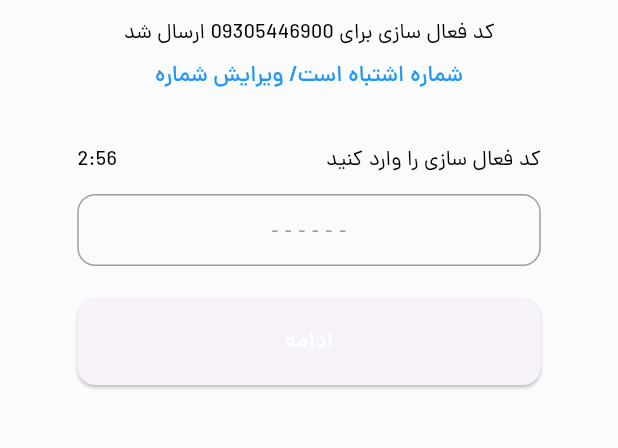
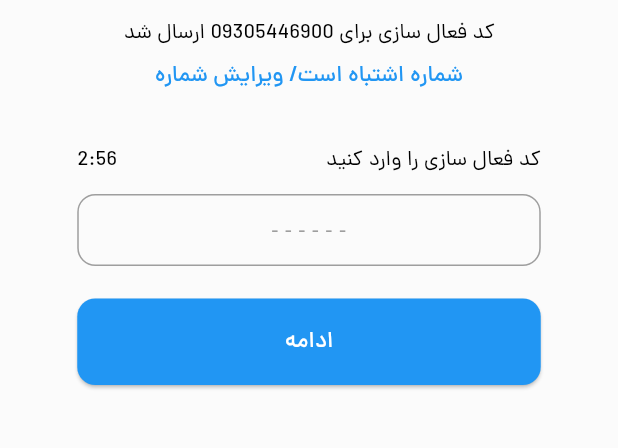
Before and after one commit to MasoudMaghsodi/watch_store, a Flutter app: the GetOtpScreen screen opened by its route, on a phone screen of 412 x 824 dp, the part 516-964 px from its top. Run offline on Flutter 3.47's test engine with Material 3 defaults, Android fonts, the phone set to English and light mode, and no system bars; our stand-ins replace flutter_svg.

Commit message:
some changes and add btm

```diff
--- a/lib/components/button_style.dart
+++ b/lib/components/button_style.dart
@@ -1,16 +1,10 @@
 import 'package:flutter/material.dart';
 import 'package:watch_store/res/dimens.dart';
 
-class AppButtonStyle {
-  AppButtonStyle._();
+class AppButtonStyles {
+  AppButtonStyles._();
 
   static ButtonStyle mainButtonStyle = ButtonStyle(
-    shape: WidgetStatePropertyAll(
-      RoundedRectangleBorder(
-        borderRadius: BorderRadius.circular(
-          AppDimens.medium,
-        ),
-      ),
-    ),
-  );
+      shape: WidgetStatePropertyAll(RoundedRectangleBorder(
+          borderRadius: BorderRadius.circular(AppDimens.medium))));
 }
--- a/lib/components/text_style.dart
+++ b/lib/components/text_style.dart
@@ -2,34 +2,83 @@ import 'package:flutter/material.dart';
 import 'package:watch_store/gen/fonts.gen.dart';
 import 'package:watch_store/res/colors.dart';
 
-class LightAppTextStyle {
-  LightAppTextStyle._();
+class AppTextStyles {
+  AppTextStyles._();
+
   static const TextStyle title = TextStyle(
+      fontFamily: FontFamily.dana, fontSize: 14, color: AppColors.title);
+  static const TextStyle selectedTab = TextStyle(
+      fontFamily: FontFamily.dana, fontSize: 14, color: AppColors.title);
+
+  static TextStyle unSelectedTab = TextStyle(
       fontFamily: FontFamily.dana,
       fontSize: 14,
+      color: AppColors.title.withAlpha(125));
+
+  static const TextStyle tagTitle =
+      TextStyle(fontFamily: FontFamily.dana, fontSize: 14, color: Colors.white);
+
+  static const TextStyle productTitle = TextStyle(
+      fontFamily: FontFamily.dana,
+      fontSize: 16,
       color: AppColors.title,
-  );
+      fontWeight: FontWeight.normal);
+
+  static TextStyle caption = TextStyle(
+      fontFamily: FontFamily.dana,
+      fontSize: 13,
+      color: AppColors.title.withAlpha(150),
+      fontWeight: FontWeight.normal);
+
   static const TextStyle hint = TextStyle(
+      fontFamily: FontFamily.dana, fontSize: 14, color: AppColors.hint);
+
+  static const TextStyle btmNavActive = TextStyle(
       fontFamily: FontFamily.dana,
-    fontSize: 14,
-    color: AppColors.hint,
-  );
+      fontSize: 12,
+      color: AppColors.btmNavActiveItem);
+
+  static const TextStyle btmNavInActive = TextStyle(
+      fontFamily: FontFamily.dana,
+      fontSize: 12,
+      color: AppColors.btmNavInActiveItem);
+
   static const TextStyle avatarText = TextStyle(
       fontFamily: FontFamily.dana,
       fontSize: 11,
       color: AppColors.title,
+      fontWeight: FontWeight.w400);
+
+  static const TextStyle oldPriceStyle = TextStyle(
+      fontFamily: FontFamily.dana,
+      fontSize: 12,
+      color: AppColors.oldPrice,
+      fontWeight: FontWeight.w400,
+      decoration: TextDecoration.lineThrough);
+
+  static const TextStyle prodTimerStyle = TextStyle(
+    fontFamily: FontFamily.dana,
+    fontSize: 15,
+    color: Colors.blue,
     fontWeight: FontWeight.w400,
   );
-  static const TextStyle mainButton = TextStyle(
+
+  static const TextStyle amazingStyle = TextStyle(
+    fontFamily: FontFamily.dana,
+    fontSize: 22,
+    color: AppColors.amazingColor,
+    fontWeight: FontWeight.w700,
+  );
+
+  static const TextStyle mainbuttn = TextStyle(
       fontFamily: FontFamily.dana,
       fontSize: 15,
       color: AppColors.mainButtonText,
-    fontWeight: FontWeight.w500,
-  );
-  static const TextStyle primaryThemeStyle = TextStyle(
+      fontWeight: FontWeight.w500);
+
+  static const TextStyle primaryThemeTextStyle = TextStyle(
       fontFamily: FontFamily.dana,
       fontSize: 15,
       color: AppColors.primaryColor,
-    fontWeight: FontWeight.w500,
-  );
+      fontWeight: FontWeight.w500);
 }
--- a/lib/screens/get_otp_screen.dart
+++ b/lib/screens/get_otp_screen.dart
@@ -26,12 +26,12 @@ class GetOtpScreen extends StatelessWidget {
               Text(
                 AppStrings.otpCodeSendFor
                     .replaceAll(AppStrings.replace, "09305446900"),
-                style: LightAppTextStyle.title,
+                style: AppTextStyles.title,
               ),
               AppDimens.small.height,
               const Text(
                 AppStrings.wrongNumberEditNumber,
-                style: LightAppTextStyle.primaryThemeStyle,
+                style: AppTextStyles.primaryThemeTextStyle,
               ),
               AppDimens.large.height,
               AppTextField(
--- a/lib/widgets/app_text_field.dart
+++ b/lib/widgets/app_text_field.dart
@@ -38,11 +38,11 @@ class AppTextField extends StatelessWidget {
               children: [
                 Text(
                   prefixLable,
-                  style: LightAppTextStyle.title,
+                  style: AppTextStyles.title,
                 ),
                 Text(
                   lable,
-                  style: LightAppTextStyle.title,
+                  style: AppTextStyles.title,
                 ),
               ],
             ),
@@ -56,7 +56,7 @@ class AppTextField extends StatelessWidget {
               controller: controller,
               keyboardType: inputType,
               decoration: InputDecoration(
-                hintStyle: LightAppTextStyle.hint,
+                hintStyle: AppTextStyles.hint,
                 hintText: hint,
                 prefixIcon: icon,
               ),
--- a/lib/widgets/avatar.dart
+++ b/lib/widgets/avatar.dart
@@ -19,7 +19,7 @@ class Avatar extends StatelessWidget {
         AppDimens.medium.height,
         const Text(
           AppStrings.chooseProfileImage,
-          style: LightAppTextStyle.avatarText,
+          style: AppTextStyles.avatarText,
         ),
       ],
     );
--- a/lib/widgets/main_button.dart
+++ b/lib/widgets/main_button.dart
@@ -16,11 +16,11 @@ class MainButton extends StatelessWidget {
       height: size.height * .07,
       width: size.width * .75,
       child: ElevatedButton(
-        style: AppButtonStyle.mainButtonStyle,
+        style: AppButtonStyles.mainButtonStyle,
         onPressed: onPressed,
         child: Text(
           text,
-          style: LightAppTextStyle.mainButton,
+          style: AppTextStyles.mainbuttn,
         ),
       ),
     );
--- a/lib/widgets/registration_app_bar.dart
+++ b/lib/widgets/registration_app_bar.dart
@@ -25,7 +25,7 @@ class RegistrationAppBar extends StatelessWidget implements PreferredSize {
           ),
           const Text(
             AppStrings.register,
-            style: LightAppTextStyle.title,
+            style: AppTextStyles.title,
           )
         ],
       ),
--- a/pubspec.yaml
+++ b/pubspec.yaml
@@ -37,6 +37,7 @@ dependencies:
   cupertino_icons: ^1.0.8
   google_fonts: ^6.2.1
   flutter_svg: ^2.0.14
+  intl: ^0.19.0
 
 dev_dependencies:
   flutter_test:
```
Also changed, not shown: lib/components/extention.dart (+8 -0 lines), lib/components/themes.dart (+12 -15 lines), lib/screens/mainScreen/main_screen.dart (+62 -5 lines), lib/widgets/btm_nav_item.dart (added, +56 -0 lines), lib/components/decorations.dart (deleted), lib/components/decoratios.dart (added), pubspec.lock, 3 other files. Lines whose indentation alone changed are shown as unchanged.
